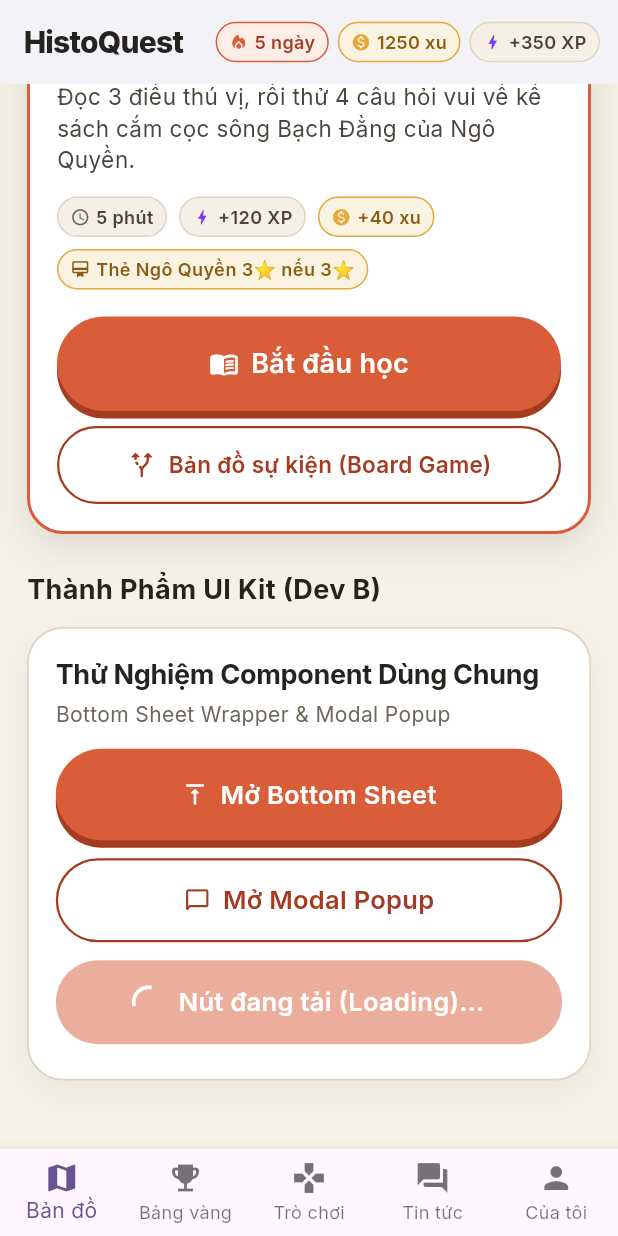
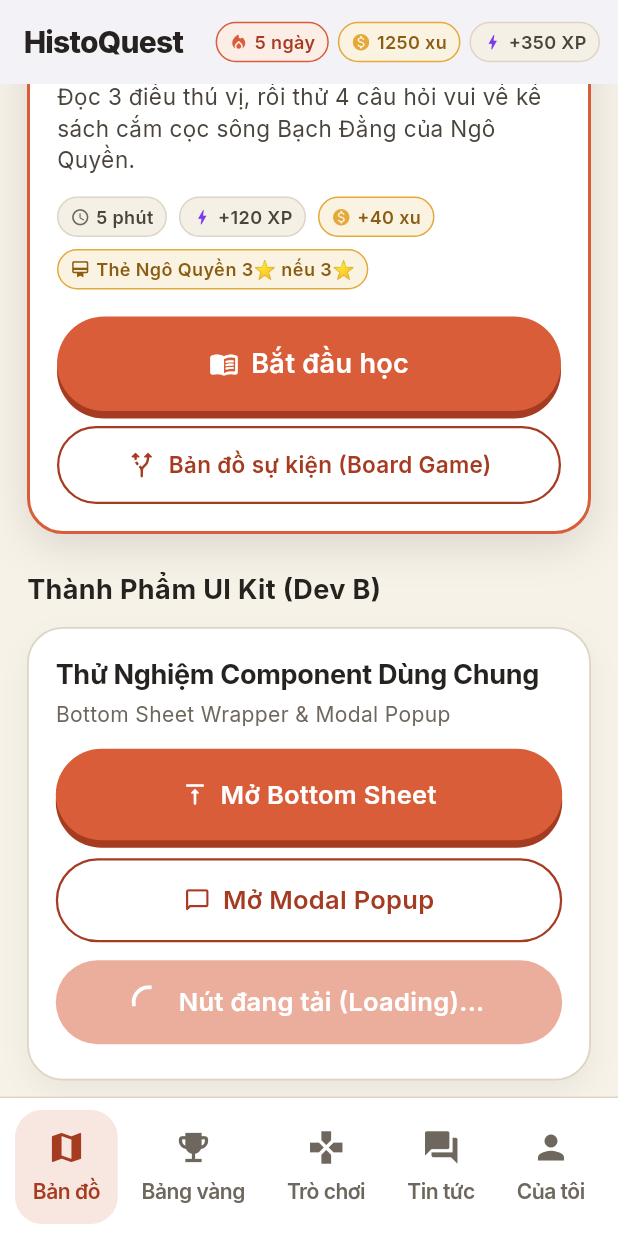
Before and after one commit to NguyenVanTruong06/histoquest-app, a Flutter app: the screen it shows after launch, scrolled down 323 dp, on a phone screen of 412 x 824 dp. Run offline on Flutter 3.47's test engine with Material 3 defaults, Android fonts, the phone set to English and light mode, and no system bars; our stand-ins replace flutter_riverpod, go_router, google_fonts, riverpod_annotation; generated files the repository leaves out were written again.

Commit message:
feat(nav): implement Day 1 custom bottom navigation bar on top of dev-b base

```diff
--- a/lib/shared/widgets/scaffold_with_nav_bar.dart
+++ b/lib/shared/widgets/scaffold_with_nav_bar.dart
@@ -10,22 +10,70 @@ class ScaffoldWithNavBar extends StatelessWidget {
   Widget build(BuildContext context) {
     return Scaffold(
       body: navigationShell,
-      bottomNavigationBar: BottomNavigationBar(
-        currentIndex: navigationShell.currentIndex,
-        onTap: (index) {
+      bottomNavigationBar: Container(
+        decoration: const BoxDecoration(
+          color: Color(0xFFFFFFFF),
+          border: Border(
+            top: BorderSide(color: Color(0xFFDED4C4), width: 1),
+          ),
+        ),
+        child: SafeArea(
+          child: Padding(
+            padding: const EdgeInsets.symmetric(horizontal: 8.0, vertical: 8.0),
+            child: Row(
+              mainAxisAlignment: MainAxisAlignment.spaceAround,
+              children: [
+                _buildNavItem(0, 'Bản đồ', Icons.map),
+                _buildNavItem(1, 'Bảng vàng', Icons.emoji_events),
+                _buildNavItem(2, 'Trò chơi', Icons.games),
+                _buildNavItem(3, 'Tin tức', Icons.forum),
+                _buildNavItem(4, 'Của tôi', Icons.person),
+              ],
+            ),
+          ),
+        ),
+      ),
+    );
+  }
+
+  Widget _buildNavItem(int index, String label, IconData iconData) {
+    final isSelected = navigationShell.currentIndex == index;
+    return GestureDetector(
+      onTap: () {
         navigationShell.goBranch(
           index,
           initialLocation: index == navigationShell.currentIndex,
         );
       },
-        type: BottomNavigationBarType.fixed,
-        items: const [
-          BottomNavigationBarItem(icon: Icon(Icons.map), label: 'Bản đồ'),
-          BottomNavigationBarItem(icon: Icon(Icons.emoji_events), label: 'Bảng vàng'),
-          BottomNavigationBarItem(icon: Icon(Icons.games), label: 'Trò chơi'),
-          BottomNavigationBarItem(icon: Icon(Icons.forum), label: 'Tin tức'),
-          BottomNavigationBarItem(icon: Icon(Icons.person), label: 'Của tôi'),
+      behavior: HitTestBehavior.opaque,
+      child: Container(
+        constraints: const BoxConstraints(minHeight: 76, minWidth: 64),
+        padding: const EdgeInsets.symmetric(vertical: 8, horizontal: 12),
+        decoration: BoxDecoration(
+          color: isSelected ? const Color(0xFFF7E7E0) : Colors.transparent,
+          borderRadius: BorderRadius.circular(18),
+        ),
+        child: Column(
+          mainAxisSize: MainAxisSize.min,
+          mainAxisAlignment: MainAxisAlignment.center,
+          children: [
+            Icon(
+              iconData,
+              color: isSelected ? const Color(0xFFA53B20) : const Color(0xFF6E675D),
+              size: 26,
+            ),
+            const SizedBox(height: 6),
+            Text(
+              label,
+              style: TextStyle(
+                color: isSelected ? const Color(0xFFA53B20) : const Color(0xFF6E675D),
+                fontSize: 14,
+                fontWeight: FontWeight.w600,
+                letterSpacing: -0.308,
+              ),
+            ),
           ],
+        ),
       ),
     );
   }
```
Also changed, not shown: 1 other file. Lines whose indentation alone changed are shown as unchanged.
